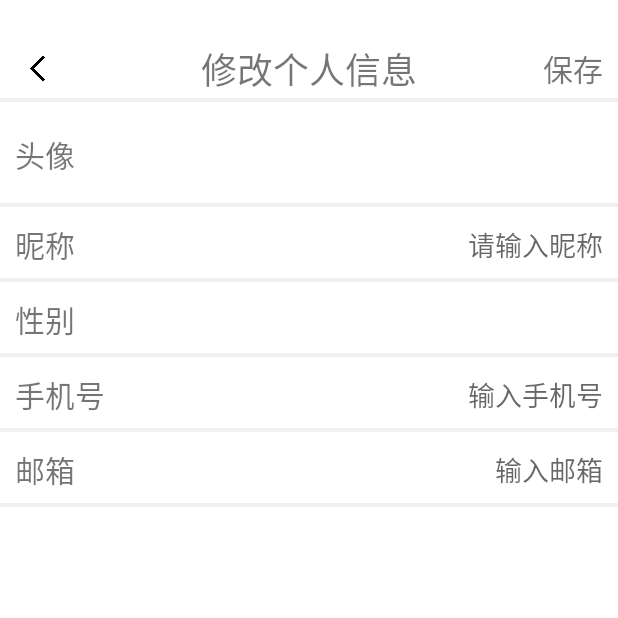
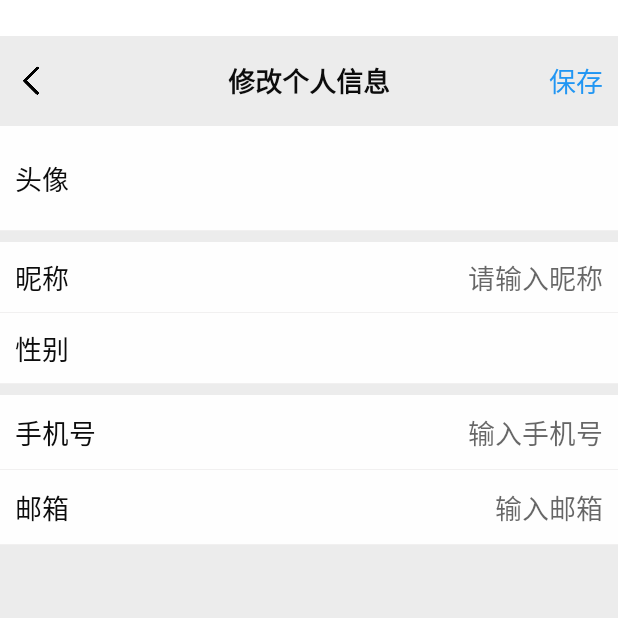
Before and after one commit to jin875421/Travel, an Android app: the UpdatePersonalInformationActivity screen opened directly, with no data from a screen before it, on a phone screen of 412 x 824 dp, the top half of it. Run offline under Robolectric (Android 15) with nearby library versions, the light colour scheme and no system bars; pictures from the network do not load; Roboto replaces fonts that are not available here.

Commit message:
add&modify: 优化界面;添加展示所有推荐景点

```diff
--- a/app/src/main/java/glue502/software/activities/personal/SettingActivity.java
+++ b/app/src/main/java/glue502/software/activities/personal/SettingActivity.java
@@ -28,7 +28,7 @@ public class SettingActivity extends AppCompatActivity {
     protected void onCreate(Bundle savedInstanceState) {
         super.onCreate(savedInstanceState);
         setContentView(R.layout.activity_setting);
-        MyViewUtils.setImmersiveStatusBar(this,getWindow().getDecorView(),true);
+//        MyViewUtils.setImmersiveStatusBar(this,getWindow().getDecorView(),true);
         btnDestroy=findViewById(R.id.btn_destroy);
         imgBcak=findViewById(R.id.img_back);
         rltlAccount=findViewById(R.id.rltl_account);
--- a/app/src/main/res/drawable/background_blue2green.xml
+++ b/app/src/main/res/drawable/background_blue2white.xml
@@ -2,7 +2,7 @@
 <shape xmlns:android="http://schemas.android.com/apk/res/android">
     <!--实现应用背景颜色渐变-->
     <gradient
-        android:startColor="#CCFF99"
+        android:startColor="#99CCFF"
         android:endColor="#FFFFFF"
         android:angle="270"/>
 </shape>
--- a/app/src/main/res/drawable/background_frame_underline.xml
+++ b/app/src/main/res/drawable/background_frame_underline.xml
@@ -9,9 +9,9 @@
     </item>
 
     <!-- Draw a thin bottom border with a different color -->
-    <item android:bottom="3dp">
+    <item android:bottom="1dp">
         <shape>
-            <solid android:color="#FFFFFF" />
+            <solid android:color="#FEFEFE" />
         </shape>
     </item>
 </layer-list>
--- a/app/src/main/res/layout/activity_upadte_person_information.xml
+++ b/app/src/main/res/layout/activity_upadte_person_information.xml
@@ -2,28 +2,34 @@
 <LinearLayout xmlns:android="http://schemas.android.com/apk/res/android"
     android:layout_width="match_parent"
     android:layout_height="match_parent"
+    android:background="#ECECEC"
     android:orientation="vertical">
     <RelativeLayout
         android:paddingRight="10dp"
         android:paddingLeft="10dp"
         android:layout_width="match_parent"
-        android:layout_height="wrap_content"
-        android:background="@drawable/background_frame_underline">
+        android:layout_height="60dp"
+        android:background="#ECECEC">
         <ImageView
             android:id="@+id/img_back"
-            android:layout_width="30dp"
-            android:layout_height="30dp"
+            android:layout_width="25dp"
+            android:layout_height="25dp"
             android:layout_centerVertical="true"
-            android:src="@drawable/back"
+            android:src="@drawable/back1"
             />
+
         <TextView
             android:layout_width="wrap_content"
             android:layout_height="wrap_content"
-            android:layout_centerHorizontal="true"
-            android:layout_centerVertical="true"
-            android:layout_margin="4dp"
+            android:layout_centerInParent="true"
+            android:layout_marginStart="4dp"
+            android:layout_marginTop="4dp"
+            android:layout_marginEnd="4dp"
+            android:layout_marginBottom="4dp"
             android:text="修改个人信息"
-            android:textSize="24dp"/>
+            android:textStyle="bold"
+            android:textColor="#0c0c0c"
+            android:textSize="18dp" />
         <TextView
             android:id="@+id/txt_save"
             android:layout_width="wrap_content"
@@ -31,7 +37,8 @@
             android:layout_alignParentRight="true"
             android:layout_centerVertical="true"
             android:text="保存"
-            android:textSize="20dp"/>
+            android:textColor="#2196F3"
+            android:textSize="18dp"/>
     </RelativeLayout>
 
     <RelativeLayout
@@ -40,14 +47,15 @@
         android:layout_width="match_parent"
         android:layout_height="wrap_content"
         android:orientation="horizontal"
-
+android:layout_marginBottom="7dp"
         android:background="@drawable/background_frame_underline"
         >
         <TextView
             android:layout_width="wrap_content"
             android:layout_height="wrap_content"
             android:text="头像"
-            android:textSize="20dp"
+            android:textSize="18dp"
+            android:textColor="#0c0c0c"
             android:layout_centerVertical="true"
             />
         <ImageView
@@ -72,7 +80,8 @@
             android:layout_height="wrap_content"
             android:layout_centerVertical="true"
             android:text="昵称"
-            android:textSize="20dp"/>
+            android:textSize="18dp"
+            android:textColor="#0c0c0c"/>
         <EditText
             android:id="@+id/edt_name"
             android:layout_width="wrap_content"
@@ -81,6 +90,8 @@
             android:layout_centerVertical="true"
             android:gravity="end"
             android:background="@null"
+            android:textSize="18dp"
+            android:textColor="#0c0c0c"
             android:hint="请输入昵称"/>
     </RelativeLayout>
     <RelativeLayout
@@ -88,13 +99,15 @@
         android:id="@+id/rltl_choose_sex"
         android:layout_width="match_parent"
         android:layout_height="wrap_content"
+        android:layout_marginBottom="7dp"
         android:background="@drawable/background_frame_underline">
         <TextView
             android:layout_width="wrap_content"
             android:layout_height="wrap_content"
             android:layout_centerVertical="true"
             android:text="性别"
-            android:textSize="20dp"/>
+            android:textSize="18dp"
+            android:textColor="#0c0c0c"/>
         <TextView
             android:id="@+id/txt_sex"
             android:layout_width="wrap_content"
@@ -115,7 +128,8 @@
             android:layout_height="wrap_content"
             android:layout_centerVertical="true"
             android:text="手机号"
-            android:textSize="20dp"/>
+            android:textSize="18dp"
+            android:textColor="#0c0c0c"/>
         <EditText
             android:id="@+id/edt_phone"
             android:layout_width="wrap_content"
@@ -123,7 +137,9 @@
             android:layout_alignParentRight="true"
             android:layout_centerVertical="true"
             android:background="@null"
-            android:hint="输入手机号"/>
+            android:hint="输入手机号"
+            android:textSize="18dp"
+            android:textColor="#0c0c0c"/>
     </RelativeLayout>
     <RelativeLayout
         android:padding="10dp"
@@ -136,7 +152,8 @@
             android:layout_height="wrap_content"
             android:layout_centerVertical="true"
             android:text="邮箱"
-            android:textSize="20dp"/>
+            android:textSize="18dp"
+            android:textColor="#0c0c0c"/>
         <EditText
             android:id="@+id/edt_email"
             android:layout_width="wrap_content"
@@ -144,7 +161,9 @@
             android:layout_alignParentRight="true"
             android:layout_centerVertical="true"
             android:background="@null"
-            android:hint="输入邮箱"/>
+            android:hint="输入邮箱"
+            android:textSize="18dp"
+            android:textColor="#0c0c0c"/>
     </RelativeLayout>
 
 
--- a/app/src/main/res/layout/fragment_community.xml
+++ b/app/src/main/res/layout/fragment_community.xml
@@ -16,7 +16,7 @@
             android:id="@+id/appbar"
             android:layout_width="match_parent"
             android:layout_height="200dp"
-            android:background="@drawable/background_blue2green">
+            android:background="@drawable/background_blue2white">
             <com.google.android.material.appbar.CollapsingToolbarLayout
                 android:id="@+id/collpasing_toolbar"
                 android:layout_width="match_parent"
@@ -80,7 +80,7 @@
             <androidx.core.widget.NestedScrollView
                 android:layout_width="match_parent"
                 android:layout_height="match_parent"
-                android:scrollbars="none"
+                android:overScrollMode="never"
                 app:layout_behavior="@string/appbar_scrolling_view_behavior">
 
                 <glue502.software.utils.NoScrollListView
--- a/app/src/main/res/layout/fragment_recommend.xml
+++ b/app/src/main/res/layout/fragment_recommend.xml
@@ -21,8 +21,8 @@
                 android:layout_width="wrap_content"
                 android:layout_height="wrap_content"
                 android:layout_margin="4dp"
+                android:text="首页"
                 android:textStyle="bold"
-                android:text="首页"
                 android:textColor="#0c0c0c"
                 android:textSize="18dp" />
         </LinearLayout>
@@ -30,12 +30,11 @@
     <com.scwang.smart.refresh.layout.SmartRefreshLayout
         android:id="@+id/refreshLayout"
         android:layout_width="match_parent"
-        android:scrollbars="none"
         android:layout_height="wrap_content">
         <ScrollView
             android:layout_width="match_parent"
             android:layout_height="match_parent"
-            android:scrollbars="none"
+            android:overScrollMode="never"
             android:layout_below="@+id/top">
             <RelativeLayout
                 android:layout_width="match_parent"
```
Also changed, not shown: app/src/main/AndroidManifest.xml (+18 -19 lines), app/src/main/java/glue502/software/activities/recoAttraction/AttractionDetailActivity.java (+18 -7 lines), app/src/main/java/glue502/software/activities/recoAttraction/MoreAttractionMainActivity.java (added, +95 -0 lines), app/src/main/java/glue502/software/adapters/AttractionAdapter.java (added, +111 -0 lines), app/src/main/res/layout/activity_attraction_detail.xml (+24 -12 lines), app/src/main/res/layout/activity_more_attraction_main.xml (added, +37 -0 lines), app/src/main/res/layout/attraction_item.xml (added, +34 -0 lines).
